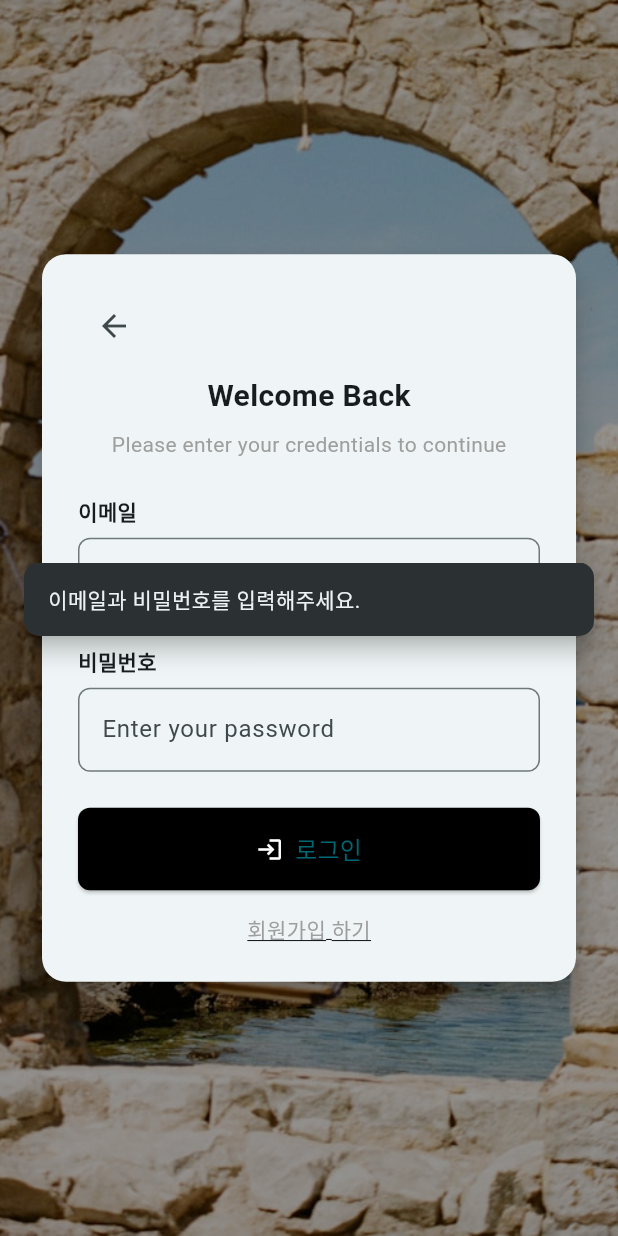
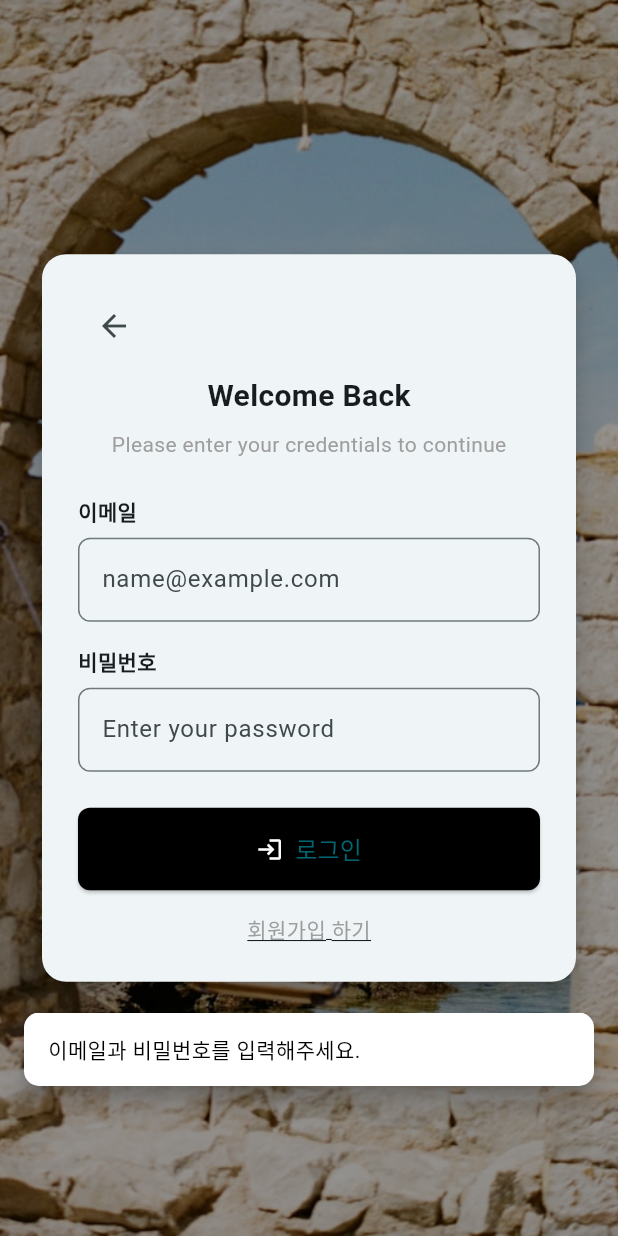
Before and after one commit to Capstone1-TripBuddy/frontend, a Flutter app: the LoginPage screen opened by its route, after a tap on "로그인", on a phone screen of 412 x 824 dp. Run offline on Flutter 3.47's test engine with Material 3 defaults, Android fonts, the phone set to English and light mode, and no system bars; our stand-ins replace dotted_border, file_picker, image_picker, permission_handler; missing offline and left inert: external_path.

Commit message:
ui 수정

```diff
--- a/lib/constants.dart
+++ b/lib/constants.dart
@@ -6,9 +6,10 @@ const String root = 'https://photo-bucket-012.s3.ap-northeast-2.amazonaws.com/';
 void showCustomSnackBar(BuildContext context, String message) {
   ScaffoldMessenger.of(context).showSnackBar(
     SnackBar(
+      backgroundColor: Colors.white,
       behavior: SnackBarBehavior.floating,
-      margin: const EdgeInsets.only(bottom: 400, left: 16, right: 16),
-      content: Text(message),
+      margin: const EdgeInsets.only(bottom: 100, left: 16, right: 16),
+      content: Text(message, style: const TextStyle(color: Colors.black),),
       shape: const RoundedRectangleBorder(
         borderRadius: BorderRadius.all(Radius.circular(10)),
       ),
--- a/lib/welcome/login_page.dart
+++ b/lib/welcome/login_page.dart
@@ -34,8 +34,6 @@ class _LoginPageState extends State<LoginPage> {
       final userProvider = Provider.of<UserProvider>(context, listen: false);
       await loginUser(email, password, userProvider.setUserData);
       userProvider.updateUserData({'email': email});
-      if(!mounted)return;
-      showCustomSnackBar(context, '로그인 성공!');
       Navigator.pushNamed(context, '/group');
     } catch (e) {
       print(e);
```
Also changed, not shown: lib/main/photo_feed_page.dart (+7 -1 lines).
